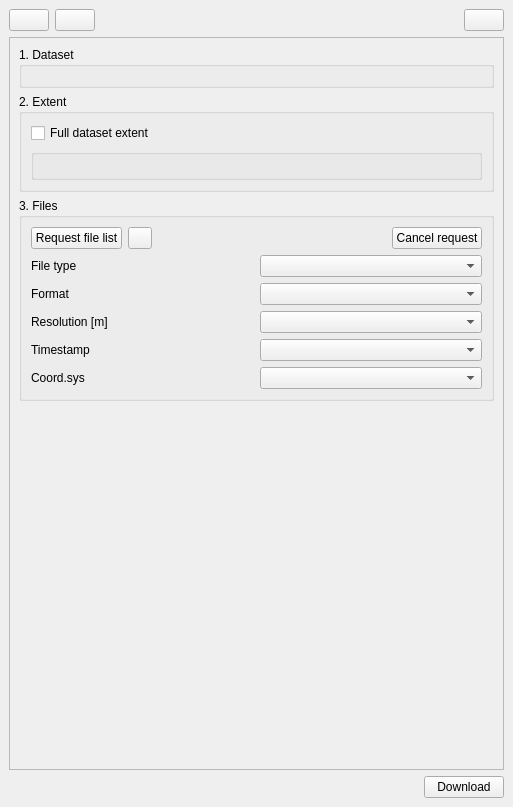
Above: ui/sgd_dockwidget_base.ui from piMoll/swissgeodownloader before the change. Below: the same form after it.
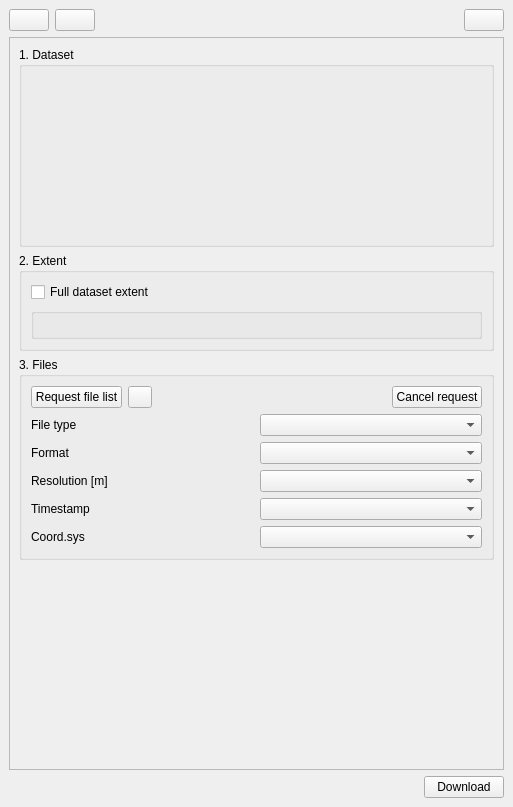
That is the form after the change. Icons and pictures are not drawn. Custom widgets are drawn as their Qt base class.

Commit message: Improve relative heights of layout groups

Patch:
```diff
--- a/ui/sgd_dockwidget_base.ui
+++ b/ui/sgd_dockwidget_base.ui
@@ -178,6 +178,18 @@
          <layout class="QVBoxLayout" name="verticalLayout">
           <item>
            <widget class="QgsCollapsibleGroupBox" name="guiGroupDataset">
+            <property name="sizePolicy">
+             <sizepolicy hsizetype="Preferred" vsizetype="Expanding">
+              <horstretch>0</horstretch>
+              <verstretch>0</verstretch>
+             </sizepolicy>
+            </property>
+            <property name="minimumSize">
+             <size>
+              <width>0</width>
+              <height>0</height>
+             </size>
+            </property>
             <property name="title">
              <string>1. Dataset</string>
             </property>
```
The commit also changes 2 other files.
